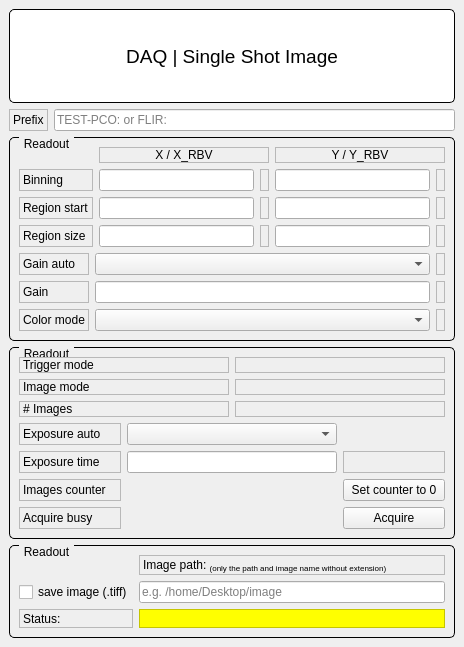
SESAME-Synchrotron/BEATS_Dashboard, file BEATS_DAQ_Control_Monitor/singleshot.ui: the form before one commit.
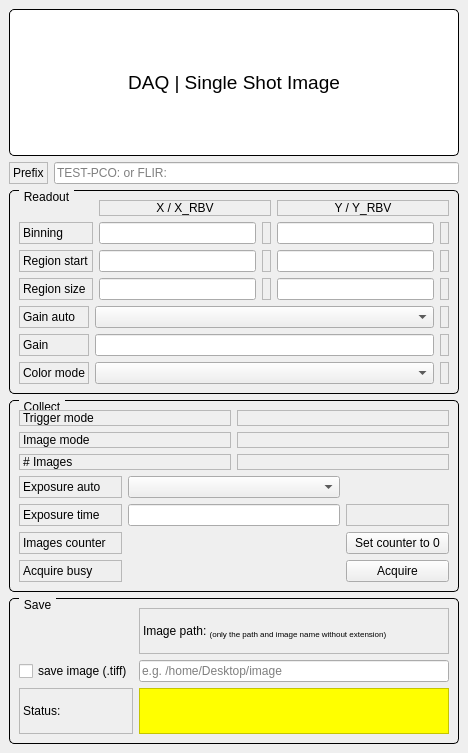
The form after the commit. Custom widgets are drawn as their Qt base class.

What changed in the file:
```diff
--- a/BEATS_DAQ_Control_Monitor/singleshot.ui
+++ b/BEATS_DAQ_Control_Monitor/singleshot.ui
@@ -6,8 +6,8 @@
    <rect>
     <x>0</x>
     <y>0</y>
-    <width>464</width>
-    <height>647</height>
+    <width>468</width>
+    <height>753</height>
    </rect>
   </property>
   <property name="focusPolicy">
@@ -467,7 +467,7 @@
 </string>
       </property>
       <property name="title">
-       <string>Readout</string>
+       <string>Collect</string>
       </property>
       <layout class="QGridLayout" name="gridLayout_7">
        <item row="0" column="0">
@@ -761,7 +761,7 @@
 </string>
       </property>
       <property name="title">
-       <string>Readout</string>
+       <string>Save</string>
       </property>
       <layout class="QGridLayout" name="gridLayout_8">
        <item row="0" column="0">
```
